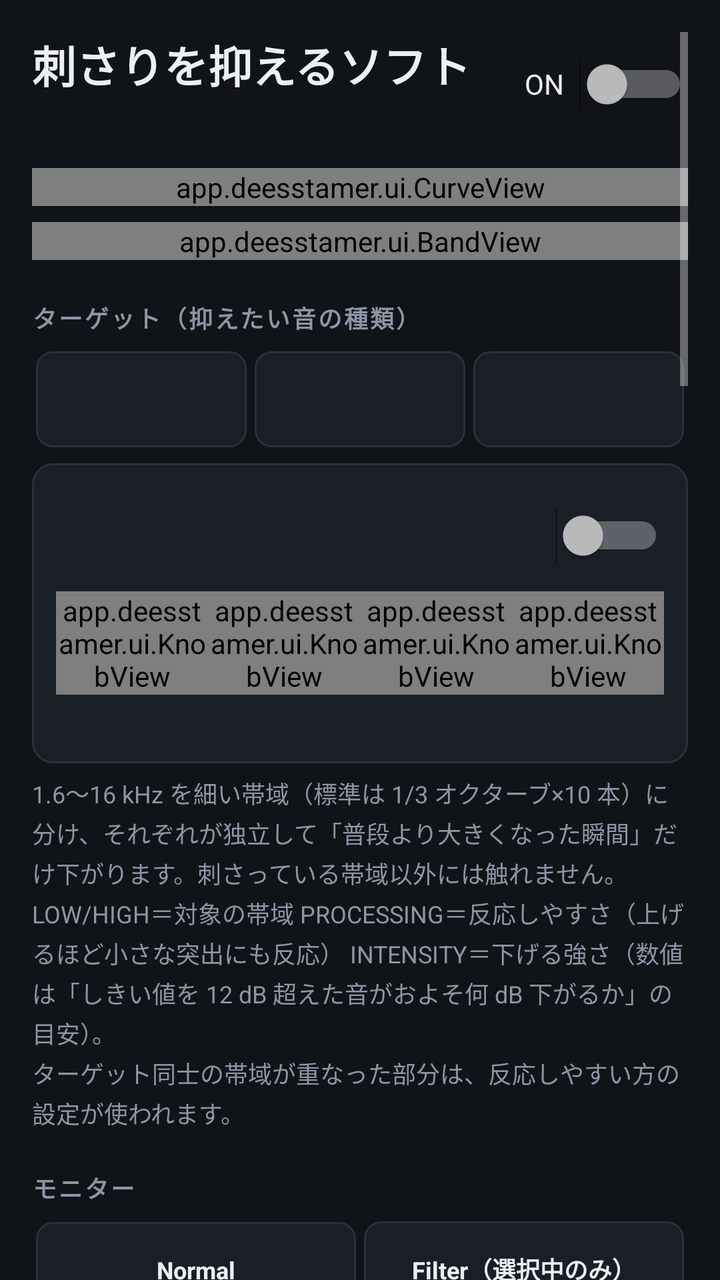
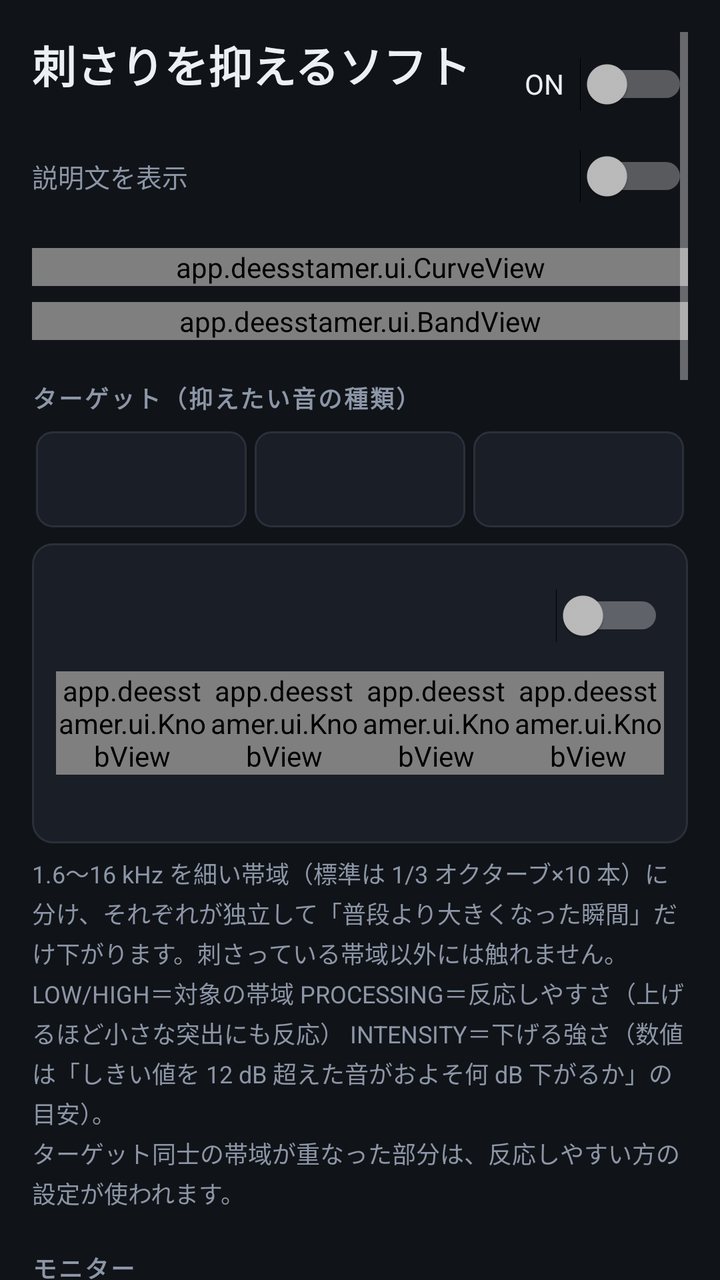

Compare the two renders of this Android layout. The source of the first and the diff that turns it into the second are given below.
<!-- AndroidManifest.xml: application theme Theme.DeEss -->
<!-- res/layout/activity_main.xml -->
<?xml version="1.0" encoding="utf-8"?>
<ScrollView xmlns:android="http://schemas.android.com/apk/res/android"
    android:id="@+id/root"
    android:layout_width="match_parent"
    android:layout_height="match_parent"
    android:background="@color/bg"
    android:clipToPadding="false"
    android:fillViewport="true"
    android:padding="16dp">

    <LinearLayout
        android:layout_width="match_parent"
        android:layout_height="wrap_content"
        android:orientation="vertical">

        
        <LinearLayout
            android:layout_width="match_parent"
            android:layout_height="wrap_content"
            android:gravity="center_vertical"
            android:orientation="horizontal">

            <LinearLayout
                android:layout_width="0dp"
                android:layout_height="wrap_content"
                android:layout_weight="1"
                android:orientation="vertical">

                <TextView
                    android:layout_width="wrap_content"
                    android:layout_height="wrap_content"
                    android:text="@string/app_name"
                    android:textColor="@color/text"
                    android:textSize="22sp"
                    android:textStyle="bold" />

                <TextView
                    android:id="@+id/status"
                    android:layout_width="wrap_content"
                    android:layout_height="wrap_content"
                    android:layout_marginTop="2dp"
                    android:textColor="@color/text_dim"
                    android:textSize="13sp" />
            </LinearLayout>

            <Switch
                android:id="@+id/power"
                android:layout_width="wrap_content"
                android:layout_height="wrap_content"
                android:minHeight="48dp"
                android:text="@string/power"
                android:textColor="@color/text"
                android:switchPadding="8dp" />
        </LinearLayout>

        <TextView
            android:id="@+id/warning"
            style="@style/Panel"
            android:layout_marginTop="12dp"
            android:text="@string/warning_unsupported"
            android:textColor="@color/warn"
            android:visibility="gone" />

        
        <app.deesstamer.ui.CurveView
            android:id="@+id/curve"
            android:layout_width="match_parent"
            android:layout_height="wrap_content"
            android:layout_marginTop="16dp" />

        <app.deesstamer.ui.BandView
            android:id="@+id/band"
            android:layout_width="match_parent"
            android:layout_height="wrap_content"
            android:layout_marginTop="8dp" />

        
        <TextView
            style="@style/SectionTitle"
            android:text="@string/section_focus" />

        <RadioGroup
            android:id="@+id/focusGroup"
            android:layout_width="match_parent"
            android:layout_height="wrap_content"
            android:orientation="horizontal">

            <RadioButton
                android:id="@+id/focusGuitar"
                style="@style/Segment" />

            <RadioButton
                android:id="@+id/focusVocal"
                style="@style/Segment" />

            <RadioButton
                android:id="@+id/focusHihat"
                style="@style/Segment" />
        </RadioGroup>

        <LinearLayout
            style="@style/Panel"
            android:layout_marginTop="8dp"
            android:orientation="vertical">

            <Switch
                android:id="@+id/focusEnabled"
                style="@style/SettingSwitch" />

            <LinearLayout
                android:layout_width="match_parent"
                android:layout_height="wrap_content"
                android:layout_marginTop="4dp"
                android:orientation="horizontal">

                <app.deesstamer.ui.KnobView
                    android:id="@+id/focusLow"
                    android:layout_width="0dp"
                    android:layout_height="wrap_content"
                    android:layout_weight="1" />

                <app.deesstamer.ui.KnobView
                    android:id="@+id/focusHigh"
                    android:layout_width="0dp"
                    android:layout_height="wrap_content"
                    android:layout_weight="1" />

                <app.deesstamer.ui.KnobView
                    android:id="@+id/processing"
                    android:layout_width="0dp"
                    android:layout_height="wrap_content"
                    android:layout_weight="1" />

                <app.deesstamer.ui.KnobView
                    android:id="@+id/intensity"
                    android:layout_width="0dp"
                    android:layout_height="wrap_content"
                    android:layout_weight="1" />
            </LinearLayout>

            <TextView
                android:id="@+id/focusHint"
                style="@style/Hint" />
        </LinearLayout>

        <TextView
            style="@style/Hint"
            android:text="@string/hint_focus" />

        
        <TextView
            style="@style/SectionTitle"
            android:text="@string/section_listen" />

        <RadioGroup
            android:id="@+id/listenGroup"
            android:layout_width="match_parent"
            android:layout_height="wrap_content"
            android:orientation="horizontal">

            <RadioButton
                android:id="@+id/listenNormal"
                style="@style/Segment"
                android:text="@string/listen_normal" />

            <RadioButton
                android:id="@+id/listenFilter"
                style="@style/Segment"
                android:text="@string/listen_filter" />
        </RadioGroup>

        <TextView
            style="@style/Hint"
            android:text="@string/hint_listen" />

        
        <TextView
            style="@style/SectionTitle"
            android:text="@string/section_detect" />

        <LinearLayout
            style="@style/Panel"
            android:orientation="vertical">

            <RadioGroup
                android:id="@+id/resolutionGroup"
                android:layout_width="match_parent"
                android:layout_height="wrap_content"
                android:orientation="horizontal">

                <RadioButton
                    android:id="@+id/resThird"
                    style="@style/Segment"
                    android:text="@string/res_third" />

                <RadioButton
                    android:id="@+id/resSixth"
                    style="@style/Segment"
                    android:text="@string/res_sixth" />
            </RadioGroup>

            <Switch
                android:id="@+id/autoSwitch"
                style="@style/SettingSwitch"
                android:layout_marginTop="8dp"
                android:text="@string/auto_switch" />

            <TextView
                android:id="@+id/autoStatus"
                style="@style/Hint"
                android:layout_marginTop="0dp"
                android:textColor="@color/text" />

            <TextView
                style="@style/Hint"
                android:text="@string/hint_detect" />
        </LinearLayout>

        
        <TextView
            style="@style/SectionTitle"
            android:text="@string/section_common" />

        <LinearLayout
            android:layout_width="match_parent"
            android:layout_height="wrap_content"
            android:orientation="horizontal">

            <app.deesstamer.ui.KnobView
                android:id="@+id/sharpness"
                android:layout_width="0dp"
                android:layout_height="wrap_content"
                android:layout_weight="1" />

            <app.deesstamer.ui.KnobView
                android:id="@+id/mix"
                android:layout_width="0dp"
                android:layout_height="wrap_content"
                android:layout_weight="1" />

            <app.deesstamer.ui.KnobView
                android:id="@+id/outputGain"
                android:layout_width="0dp"
                android:layout_height="wrap_content"
                android:layout_weight="1" />
        </LinearLayout>

        <TextView
            style="@style/Hint"
            android:text="@string/hint_common" />

        
        <TextView
            style="@style/SectionTitle"
            android:text="@string/section_tone" />

        <LinearLayout
            style="@style/Panel"
            android:orientation="vertical">

            <Switch
                android:id="@+id/shelfSwitch"
                style="@style/SettingSwitch"
                android:text="@string/shelf_switch" />

            <LinearLayout
                android:layout_width="match_parent"
                android:layout_height="wrap_content"
                android:layout_marginTop="4dp"
                android:gravity="center_horizontal"
                android:orientation="horizontal">

                <app.deesstamer.ui.KnobView
                    android:id="@+id/shelfFreq"
                    android:layout_width="96dp"
                    android:layout_height="wrap_content" />

                <app.deesstamer.ui.KnobView
                    android:id="@+id/shelfGain"
                    android:layout_width="96dp"
                    android:layout_height="wrap_content" />
            </LinearLayout>
        </LinearLayout>

        
        <TextView
            style="@style/SectionTitle"
            android:text="@string/section_apply" />

        <LinearLayout
            style="@style/Panel"
            android:orientation="vertical">

            <RadioGroup
                android:id="@+id/applyGroup"
                android:layout_width="match_parent"
                android:layout_height="wrap_content"
                android:orientation="horizontal">

                <RadioButton
                    android:id="@+id/applyGlobal"
                    style="@style/Segment"
                    android:text="@string/apply_global" />

                <RadioButton
                    android:id="@+id/applySessions"
                    style="@style/Segment"
                    android:text="@string/apply_sessions" />
            </RadioGroup>

            <TextView
                style="@style/Hint"
                android:text="@string/apply_hint" />

            <Switch
                android:id="@+id/bootSwitch"
                style="@style/SettingSwitch"
                android:layout_marginTop="8dp"
                android:text="@string/boot_switch" />
        </LinearLayout>

        <Button
            android:id="@+id/presetButton"
            android:layout_width="match_parent"
            android:layout_height="wrap_content"
            android:layout_marginTop="16dp"
            android:minHeight="48dp"
            android:text="@string/presets" />

        
        <TextView
            style="@style/SectionTitle"
            android:text="@string/section_status" />

        <TextView
            android:id="@+id/sessions"
            style="@style/Panel"
            android:fontFamily="monospace"
            android:textColor="@color/text"
            android:textSize="12sp" />

        <TextView
            style="@style/Hint"
            android:layout_marginTop="16dp"
            android:text="@string/notes" />
    </LinearLayout>
</ScrollView>
<!-- resources referenced by this layout -->
<resources>
  <color name="bg">#FF101318</color>
  <color name="text">#FFECEFF4</color>
  <color name="text_dim">#FF8C96A6</color>
  <color name="warn">#FFF6AD55</color>
  <string name="app_name">刺さりを抑えるソフト</string>
  <string name="apply_global">端末全体\n（グローバル出力）</string>
  <string name="apply_hint">端末全体：すべてのアプリの音にかけます。ただし機種によってはこの方式が無効化されていて効かないことがあります。\n対応プレーヤーごと：再生時にオーディオセッションを通知するプレーヤー（イコライザー連携に対応したアプリ）にだけかけます。このアプリより先に再生を始めていた場合は、プレーヤー側で一度停止→再生してください。プレーヤーの「イコライザー」メニューからこのアプリを選んでも有効になります。\n全体で効かない場合は「対応プレーヤーごと」を試してください。</string>
  <string name="apply_sessions">対応プレーヤーごと\n（セッション）</string>
  <string name="auto_switch">オート（再生中の音に追従）</string>
  <string name="boot_switch">端末の起動時に自動で開始</string>
  <string name="hint_common">SHARPNESS＝効き始めの鋭さと反応速度（上げるほど素早く、くっきり）　MIX＝全体の効き具合　OUTPUT＝出力音量。ノブは上下にドラッグ、ダブルタップで初期値に戻ります。</string>
  <string name="hint_detect">細かい：帯域を半分の幅にし、周りの音に触れにくくします（端末の処理能力や Android 内部の周波数分解能によっては、標準と差が出ない可能性があります）。\nオート：再生中の音の大きさと周波数バランスを測り、各帯域の「普段のレベル」を曲と音量に合わせて自動で更新します（約10秒かけて追従）。Android の仕様で「録音」の権限が必要ですが、マイクは使わず、音を保存・送信することもありません。</string>
  <string name="hint_focus">1.6〜16 kHz を細い帯域（標準は 1/3 オクターブ×10 本）に分け、それぞれが独立して「普段より大きくなった瞬間」だけ下がります。刺さっている帯域以外には触れません。\nLOW/HIGH＝対象の帯域　PROCESSING＝反応しやすさ（上げるほど小さな突出にも反応）　INTENSITY＝下げる強さ（数値は「しきい値を 12 dB 超えた音がおよそ何 dB 下がるか」の目安）。\nターゲット同士の帯域が重なった部分は、反応しやすい方の設定が使われます。</string>
  <string name="hint_listen">Filter にすると、選択中のターゲットの帯域だけが聞こえます。LOW/HIGH を動かして「一番刺さる音がよく聞こえる範囲」を探し、決まったら Normal に戻してください。</string>
  <string name="listen_filter">Filter（選択中のみ）</string>
  <string name="listen_normal">Normal</string>
  <string name="notes">メモ：このアプリは Android 標準の DynamicsProcessing（マルチバンド・コンプレッサー）で、細かく分けた帯域ごとに「突出した瞬間だけ」下げる処理をしています。基準となる「普段のレベル」は、オートがオフのときは一般的な音楽の周波数バランスから決めた固定値なので、曲や端末の音量によって効き方が変わる場合があります（オートをオンにすると再生中の音に追従します）。DynamicsProcessing にドライ／ウェットを混ぜる機能がないため、Mix はリダクション量を縮める近似です。同じ種類のエフェクトを使う他のイコライザーアプリ（例：Wavelet など）とは同時に使わないでください（設定を奪い合います）。メーカー独自の音響効果や再生経路によっては効かない場合があります。</string>
  <string name="power">ON</string>
  <string name="presets">プリセット</string>
  <string name="res_sixth">細かい\n1/6オクターブ×20</string>
  <string name="res_third">標準\n1/3オクターブ×10</string>
  <string name="section_apply">適用先</string>
  <string name="section_common">共通</string>
  <string name="section_detect">検出のしかた</string>
  <string name="section_focus">ターゲット（抑えたい音の種類）</string>
  <string name="section_listen">モニター</string>
  <string name="section_status">状態</string>
  <string name="section_tone">高域シェルフ（常時）</string>
  <string name="shelf_switch">高域を常に少し下げる</string>
  <string name="warning_unsupported">この端末には Android 標準の DynamicsProcessing エフェクトが見つかりませんでした。このアプリはそのエフェクトを使って処理するため、この端末では動作しません。</string>
  <style name="Panel">
          <item name="android:layout_width">match_parent</item>
          <item name="android:layout_height">wrap_content</item>
          <item name="android:background">@drawable/bg_panel</item>
          <item name="android:padding">12dp</item>
      </style>
  <style name="SettingSwitch">
          <item name="android:layout_width">match_parent</item>
          <item name="android:layout_height">wrap_content</item>
          <item name="android:minHeight">48dp</item>
          <item name="android:textColor">@color/text</item>
          <item name="android:textSize">15sp</item>
      </style>
  <!-- drawable bg_panel (drawable) -->
  <?xml version="1.0" encoding="utf-8"?>
  <shape xmlns:android="http://schemas.android.com/apk/res/android" android:shape="rectangle">
      <solid android:color="@color/panel" />
      <stroke android:width="1dp" android:color="@color/panel_stroke" />
      <corners android:radius="10dp" />
  </shape>
  <color name="panel">#FF1A1E26</color>
  <color name="accent">#FF4FD1C5</color>
  <color name="panel_stroke">#FF2A303B</color>
  <!-- unchanged entries left out for length: 5 -->
</resources>

<!-- the commit's change to res/layout/activity_main.xml (unified diff, before → after) -->
@@ -53,6 +53,16 @@
                 android:switchPadding="8dp" />
         </LinearLayout>
 
+        
+        <Switch
+            android:id="@+id/helpSwitch"
+            android:layout_width="match_parent"
+            android:layout_height="wrap_content"
+            android:minHeight="40dp"
+            android:text="@string/help_switch"
+            android:textColor="@color/text_dim"
+            android:textSize="13sp" />
+
         <TextView
             android:id="@+id/warning"
             style="@style/Panel"
@@ -140,11 +150,13 @@
 
             <TextView
                 android:id="@+id/focusHint"
-                style="@style/Hint" />
+                style="@style/Hint"
+                android:tag="help" />
         </LinearLayout>
 
         <TextView
             style="@style/Hint"
+            android:tag="help"
             android:text="@string/hint_focus" />
 
         
@@ -171,6 +183,7 @@
 
         <TextView
             style="@style/Hint"
+            android:tag="help"
             android:text="@string/hint_listen" />
 
         
@@ -213,6 +226,7 @@
 
             <TextView
                 style="@style/Hint"
+                android:tag="help"
                 android:text="@string/hint_detect" />
         </LinearLayout>
 
@@ -247,6 +261,7 @@
 
         <TextView
             style="@style/Hint"
+            android:tag="help"
             android:text="@string/hint_common" />
 
         
@@ -310,6 +325,7 @@
 
             <TextView
                 style="@style/Hint"
+                android:tag="help"
                 android:text="@string/apply_hint" />
 
             <Switch
@@ -342,6 +358,7 @@
         <TextView
             style="@style/Hint"
             android:layout_marginTop="16dp"
+            android:tag="help"
             android:text="@string/notes" />
     </LinearLayout>
 </ScrollView>
<!-- resource entries referenced after the edit -->
@@ -10,6 +10,7 @@
   <string name="apply_sessions">対応プレーヤーごと\n（セッション）</string>
   <string name="auto_switch">オート（再生中の音に追従）</string>
   <string name="boot_switch">端末の起動時に自動で開始</string>
+  <string name="help_switch">説明文を表示</string>
   <string name="hint_common">SHARPNESS＝効き始めの鋭さと反応速度（上げるほど素早く、くっきり）　MIX＝全体の効き具合　OUTPUT＝出力音量。ノブは上下にドラッグ、ダブルタップで初期値に戻ります。</string>
   <string name="hint_detect">細かい：帯域を半分の幅にし、周りの音に触れにくくします（端末の処理能力や Android 内部の周波数分解能によっては、標準と差が出ない可能性があります）。\nオート：再生中の音の大きさと周波数バランスを測り、各帯域の「普段のレベル」を曲と音量に合わせて自動で更新します（約10秒かけて追従）。Android の仕様で「録音」の権限が必要ですが、マイクは使わず、音を保存・送信することもありません。</string>
   <string name="hint_focus">1.6〜16 kHz を細い帯域（標準は 1/3 オクターブ×10 本）に分け、それぞれが独立して「普段より大きくなった瞬間」だけ下がります。刺さっている帯域以外には触れません。\nLOW/HIGH＝対象の帯域　PROCESSING＝反応しやすさ（上げるほど小さな突出にも反応）　INTENSITY＝下げる強さ（数値は「しきい値を 12 dB 超えた音がおよそ何 dB 下がるか」の目安）。\nターゲット同士の帯域が重なった部分は、反応しやすい方の設定が使われます。</string>
